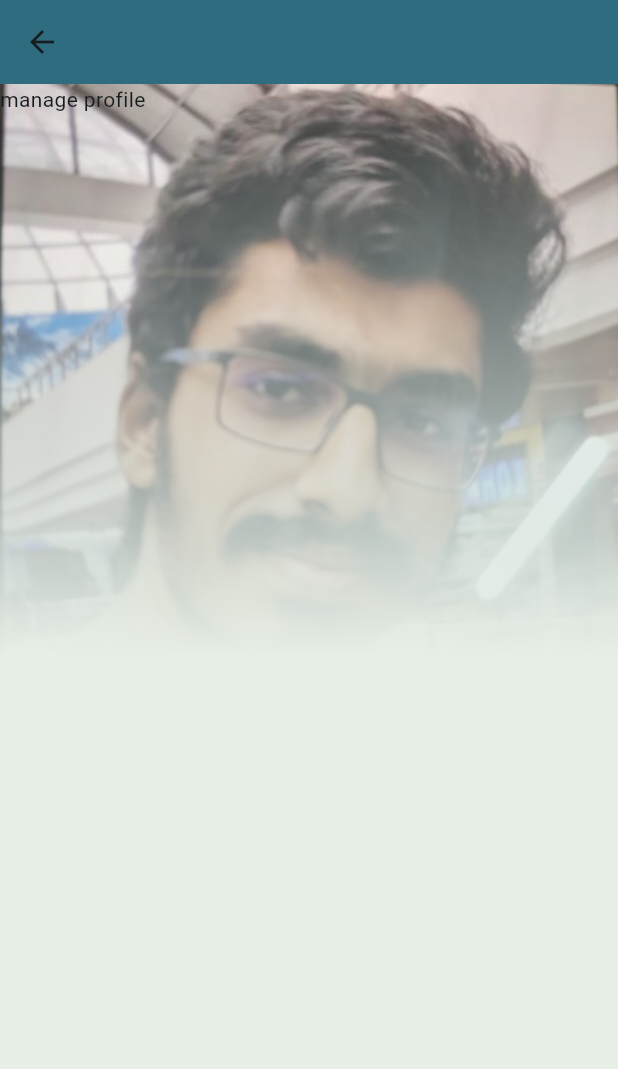
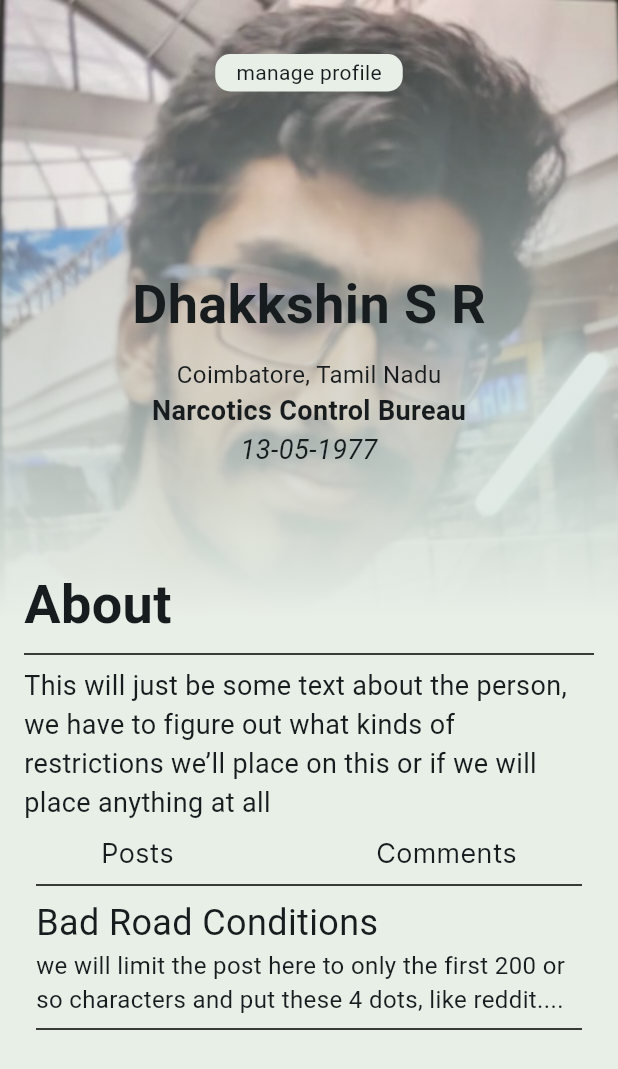
Before and after one commit to TheR3dWizard/APP_frontend, a Flutter app: the NewProfile screen opened directly, on a phone screen of 412 x 824 dp. Shown: the top 1069 px of the screen. Run offline on Flutter 3.47's test engine with Material 3 defaults, Android fonts, the phone set to English and light mode, and no system bars.

Commit message:
updated profile version

```diff
--- a/lib/profile.dart
+++ b/lib/profile.dart
@@ -4,6 +4,7 @@ import 'dart:convert';
 
 import 'package:flutter/material.dart';
 import 'feed.dart';
+import 'utilities.dart';
 
 class Profile extends StatefulWidget {
   final Map<String, dynamic> user;
@@ -131,47 +132,3 @@ class _ProfileState extends State<Profile> {
         backgroundColor: const Color.fromARGB(255, 47, 108, 128));
   }
 }
-
-class History extends StatefulWidget {
-  const History({super.key});
-
-  @override
-  _HistoryState createState() => _HistoryState();
-}
-
-class _HistoryState extends State<History> {
-  @override
-  Widget build(BuildContext context) {
-    return Padding(
-      padding: const EdgeInsets.all(8.0),
-      child: Container(
-        constraints: const BoxConstraints(
-            minHeight: 100, minWidth: 250, maxHeight: 700, maxWidth: 500),
-        decoration: const BoxDecoration(
-          color: Color.fromRGBO(232, 239, 231, 1.0),
-          borderRadius: BorderRadius.all(Radius.circular(10)),
-        ),
-        child: const Column(
-          mainAxisSize: MainAxisSize.min,
-          children: [
-            Row(
-              mainAxisAlignment: MainAxisAlignment.spaceEvenly,
-              children: [
-                Text(
-                  "Posts",
-                  style: TextStyle(fontFamily: 'Inter', fontSize: 18),
-                ),
-                Divider(),
-                Text(
-                  "Comments",
-                  style: TextStyle(fontFamily: 'Inter', fontSize: 18),
-                )
-              ],
-            ),
-            Divider(),
-          ],
-        ),
-      ),
-    );
-  }
-}
--- a/lib/profile2.dart
+++ b/lib/profile2.dart
@@ -1,7 +1,9 @@
 // ignore_for_file: no_logic_in_create_state
 
 import 'dart:convert';
+import 'package:flutter/widgets.dart';
 
+import 'utilities.dart';
 import 'package:flutter/material.dart';
 
 class NewProfile extends StatefulWidget {
@@ -19,8 +21,7 @@ class _NewProfileState extends State<NewProfile> {
   @override
   Widget build(BuildContext context) {
     return Scaffold(
-        appBar:
-            AppBar(backgroundColor: const Color.fromARGB(255, 47, 108, 128)),
+        // appBar: AppBar(backgroundColor: const Color.fromRGBO(232, 239, 231, 1)),
         body: Stack(children: [
           const Image(image: AssetImage(r'assets/pfp.png')),
           ConstrainedBox(
@@ -37,17 +38,98 @@ class _NewProfileState extends State<NewProfile> {
                   ],
                 )),
               )),
-          const Column(
-            crossAxisAlignment: CrossAxisAlignment.center,
-            children: [
-              SizedBox(
-                width: 300,
-                height: 50,
-                child: Text("manage profile"),
-              )
-            ],
+          const SingleChildScrollView(
+            child: Column(
+              mainAxisAlignment: MainAxisAlignment.start,
+              children: [
+                Padding(padding: const EdgeInsets.only(top: 20.0)),
+                ManageProfile(),
+                Padding(padding: const EdgeInsets.only(top: 100.0)),
+                AccInfo()
+              ],
+            ),
           )
         ]),
         backgroundColor: const Color.fromARGB(255, 47, 108, 128));
   }
 }
+
+class AccInfo extends StatelessWidget {
+  const AccInfo({super.key});
+
+  @override
+  Widget build(BuildContext context) {
+    return const Column(
+      children: [
+        Text(
+          "Dhakkshin S R",
+          style: TextStyle(fontSize: 36, fontWeight: FontWeight.bold),
+        ),
+        Padding(padding: EdgeInsets.only(top: 10.0)),
+        Text(
+          "Coimbatore, Tamil Nadu",
+          style: TextStyle(fontSize: 16),
+        ),
+        Text(
+          "Narcotics Control Bureau",
+          style: TextStyle(fontSize: 18, fontWeight: FontWeight.bold),
+        ),
+        Text(
+          "13-05-1977",
+          style: TextStyle(fontSize: 18, fontStyle: FontStyle.italic),
+        ),
+        Padding(padding: EdgeInsets.only(top: 64.0)),
+        Row(
+          children: [
+            Padding(
+              padding: EdgeInsets.only(left: 16.0),
+              child: Text(
+                "About",
+                style: TextStyle(fontSize: 36, fontWeight: FontWeight.bold),
+              ),
+            ),
+          ],
+        ),
+        Padding(
+          padding: EdgeInsets.symmetric(horizontal: 16.0),
+          child: Divider(
+            color: Colors.black,
+          ),
+        ),
+        Padding(
+          padding: EdgeInsets.symmetric(horizontal: 16.0),
+          child: Text(
+            "This will just be some text about the person, we have to figure out what kinds of restrictions we’ll place on this or if we will place anything at all",
+            style: TextStyle(fontSize: 18),
+          ),
+        ),
+        History()
+      ],
+    );
+  }
+}
+
+class ManageProfile extends StatelessWidget {
+  const ManageProfile({
+    super.key,
+  });
+
+  @override
+  Widget build(BuildContext context) {
+    return Center(
+      child: Padding(
+        padding: const EdgeInsets.all(16.0),
+        child: Container(
+          decoration: const BoxDecoration(
+              color: Color.fromRGBO(232, 239, 231, 1),
+              borderRadius: BorderRadius.all(Radius.circular(10))),
+          child: const SizedBox(
+            width: 125,
+            height: 25,
+            child: Center(child: Text("manage profile")),
+          ),
+        ),
+      ),
+    );
+  }
+}
--- a/lib/utilities.dart
+++ b/lib/utilities.dart
@@ -267,6 +267,89 @@ class _PostState extends State<Post> {
   }
 }
 
+class History extends StatefulWidget {
+  const History({super.key});
+
+  @override
+  _HistoryState createState() => _HistoryState();
+}
+
+class _HistoryState extends State<History> {
+  @override
+  Widget build(BuildContext context) {
+    return Padding(
+      padding: const EdgeInsets.all(8.0),
+      child: Container(
+        constraints: const BoxConstraints(
+            minHeight: 100, minWidth: 250, maxHeight: 700, maxWidth: 500),
+        decoration: const BoxDecoration(
+          color: Color.fromRGBO(232, 239, 231, 1.0),
+          borderRadius: BorderRadius.all(Radius.circular(10)),
+        ),
+        child: const Column(
+          mainAxisSize: MainAxisSize.min,
+          children: [
+            Row(
+              mainAxisAlignment: MainAxisAlignment.spaceEvenly,
+              children: [
+                Text(
+                  "Posts",
+                  style: TextStyle(fontFamily: 'Inter', fontSize: 18),
+                ),
+                VerticalDivider(
+                  color: Colors.black,
+                  thickness: 1,
+                ),
+                Text(
+                  "Comments",
+                  style: TextStyle(fontFamily: 'Inter', fontSize: 18),
+                )
+              ],
+            ),
+            Padding(
+              padding: EdgeInsets.symmetric(horizontal: 16.0),
+              child: Divider(color: Colors.black),
+            ),
+            PostSmall()
+          ],
+        ),
+      ),
+    );
+  }
+}
+
+class PostSmall extends StatelessWidget {
+  const PostSmall(
+      {super.key,
+      this.title = "Bad Road Conditions",
+      this.description =
+          "we will limit the post here to only the first 200 or so characters and put these 4 dots, like reddit...."});
+
+  final String title;
+  final String description;
+
+  @override
+  Widget build(BuildContext context) {
+    return Padding(
+      padding: const EdgeInsets.symmetric(horizontal: 16),
+      child: Column(
+        children: [
+          Row(
+            children: [
+              Text(
+                title,
+                style: TextStyle(fontSize: 24),
+              ),
+            ],
+          ),
+          Text(description, style: TextStyle(fontSize: 16)),
+          const Divider(color: Colors.black),
+        ],
+      ),
+    );
+  }
+}
+
 // Custom Functions
 
 //Function to load bet objects from json
```
